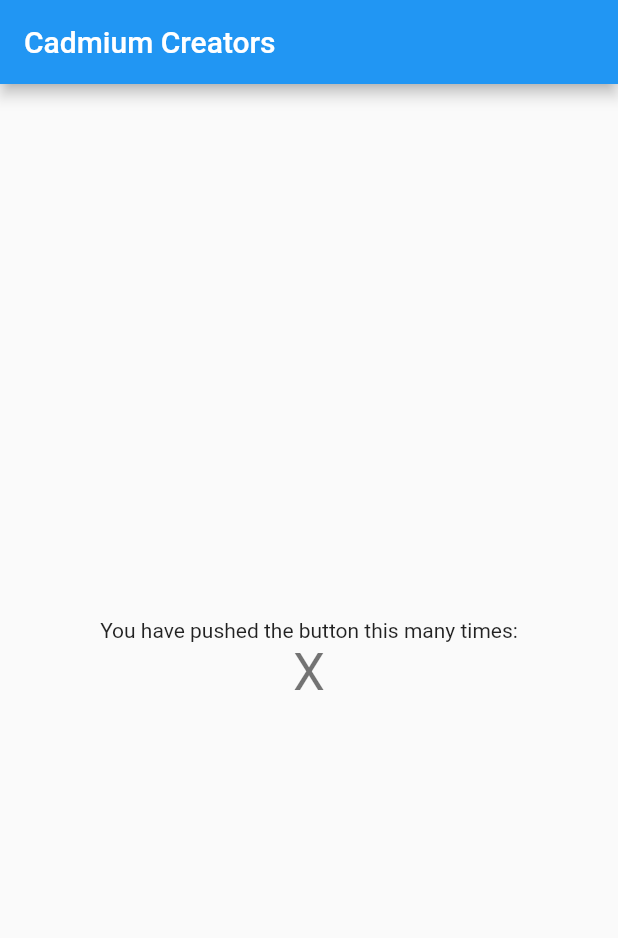
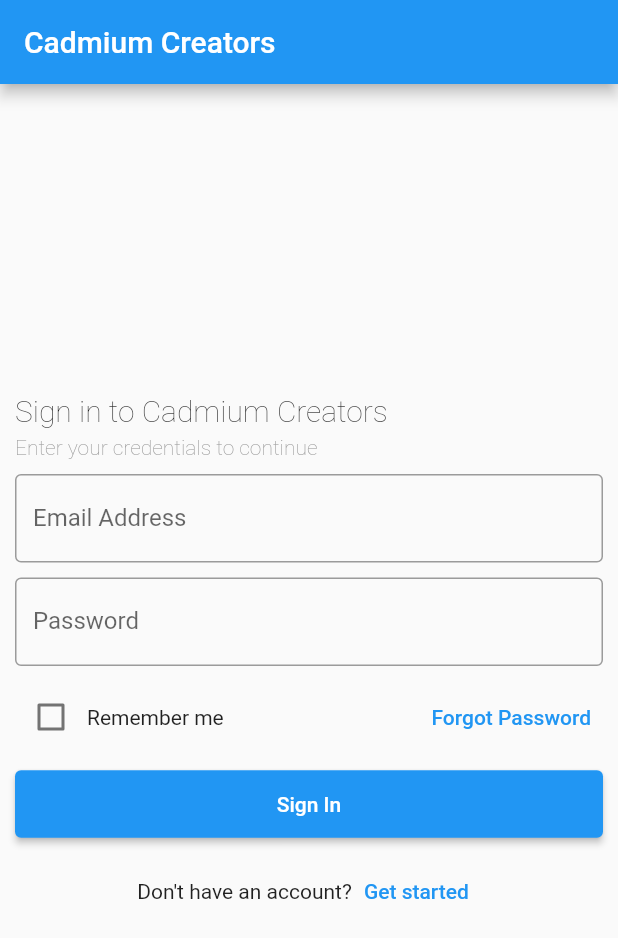
Before and after one commit to project-cadmium/cadmium_creators, a Flutter app: the screen it shows after launch, on a phone screen of 412 x 824 dp. Shown: the top 938 px of the screen. Run offline on Flutter 3.47's test engine with Material 2 defaults, Android fonts, the phone set to English and light mode, and no system bars.

```diff
--- a/lib/main.dart
+++ b/lib/main.dart
@@ -30,6 +30,7 @@ class MyHomePage extends StatefulWidget {
 }
 
 class _MyHomePageState extends State<MyHomePage> {
+  bool rememberMe = false;
 
   @override
   Widget build(BuildContext context) {
@@ -38,18 +39,103 @@ class _MyHomePageState extends State<MyHomePage> {
         title: Text(widget.title),
       ),
       body: Center(
+        child: Padding(
+          padding: const EdgeInsets.all(10.0),
           child: Column(
-          // horizontal).
             mainAxisAlignment: MainAxisAlignment.center,
+            crossAxisAlignment: CrossAxisAlignment.start,
             children: <Widget>[
-            const Text(
-              'You have pushed the button this many times:',
+              const Padding(
+                padding: EdgeInsets.only(right: 0.0),
+                child: Text(
+                  'Sign in to Cadmium Creators',
+                  style: TextStyle(
+                    fontSize: 20,
+                    fontWeight: FontWeight.w100,
                   ),
-            Text(
-              'X',
-              style: Theme.of(context).textTheme.headline4,
+                ),
+              ),
+              Padding(
+                padding: const EdgeInsets.only(top: 5.0),
+                child: Text(
+                  'Enter your credentials to continue',
+                  style: TextStyle(
+                    fontWeight: FontWeight.w100,
+                    color: Colors.grey[500],
+                  ),
+                ),
+              ),
+              Padding(
+                padding: const EdgeInsets.only(top: 10.0),
+                child: TextFormField(
+                  decoration: const InputDecoration(
+                      border: OutlineInputBorder(), labelText: 'Email Address'),
+                ),
+              ),
+              Padding(
+                padding: const EdgeInsets.only(top: 10.0),
+                child: TextFormField(
+                  decoration: const InputDecoration(
+                      border: OutlineInputBorder(), labelText: 'Password'),
+                  obscureText: true,
+                ),
+              ),
+              Padding(
+                padding: const EdgeInsets.only(top: 10.0),
+                child: Row(
+                  mainAxisAlignment: MainAxisAlignment.center,
+                  children: [
+                    Checkbox(
+                      value: rememberMe,
+                      onChanged: (bool? value) {
+                        setState(() {
+                          rememberMe = value!;
+                        });
+                      },
+                    ),
+                    const Padding(
+                      padding: EdgeInsets.only(right: 0.0),
+                      child: Text('Remember me'),
+                    ),
+                    Expanded(child: Container()),
+                    TextButton(
+                      onPressed: () {},
+                      child: const Text('Forgot Password'),
                     ),
                   ],
+                ),
+              ),
+              Padding(
+                padding: const EdgeInsets.only(top: 10.0),
+                child: ElevatedButton(
+                  style: ElevatedButton.styleFrom(
+                    minimumSize: const Size(
+                      double.infinity,
+                      45,
+                    ), // double.infinity is the width and 30 is the height
+                  ),
+                  onPressed: () {},
+                  child: const Text('Sign In'),
+                ),
+              ),
+              Padding(
+                padding: const EdgeInsets.only(top: 10.0),
+                child: Row(
+                  mainAxisAlignment: MainAxisAlignment.center,
+                  children: [
+                    const Padding(
+                      padding: EdgeInsets.only(right: 0.0),
+                      child: Text('Don\'t have an account?'),
+                    ),
+                    TextButton(
+                      onPressed: () {},
+                      child: const Text('Get started'),
+                    ),
+                  ],
+                ),
+              ),
+            ],
+          ),
         ),
       ),
     );
```
Lines whose indentation alone changed are shown as unchanged.
